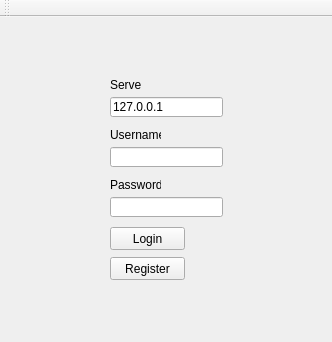
The window that qcc/mainwindow.ui (vos/qcc) describes before a commit, drawn with Qt 5; both pictures show x 0 to 332 and y 0 to 342 of the 332 by 552 pixel window.
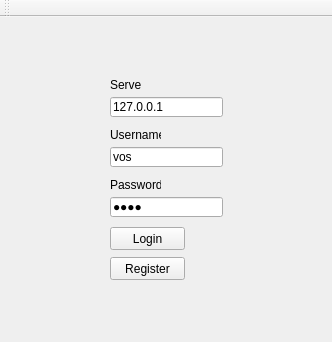
The same window after the commit.

```diff
--- a/qcc/mainwindow.ui
+++ b/qcc/mainwindow.ui
@@ -37,7 +37,7 @@
        </rect>
       </property>
       <property name="text">
-       <string notr="true"/>
+       <string notr="true">vos</string>
       </property>
      </widget>
      <widget class="QLineEdit" name="passwordLineEdit">
@@ -50,7 +50,7 @@
        </rect>
       </property>
       <property name="text">
-       <string notr="true"/>
+       <string notr="true">test</string>
       </property>
       <property name="echoMode">
        <enum>QLineEdit::Password</enum>
```
Left out of the diff: 4 changed lines with no effect on the pictures.
